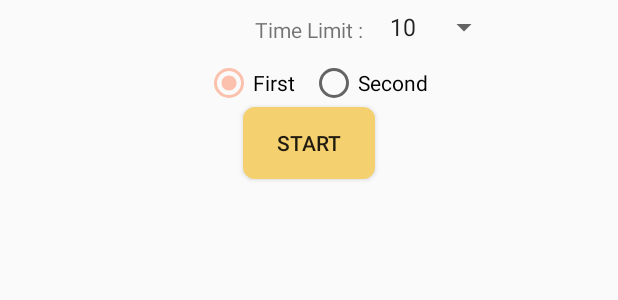
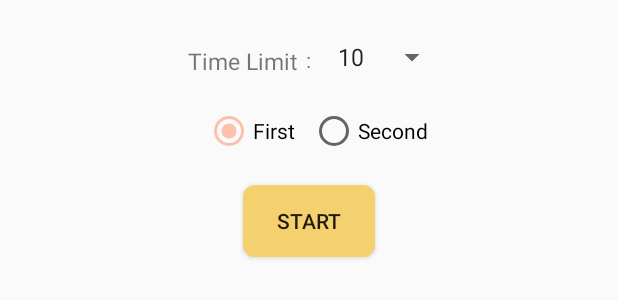
Before and after one commit to anthiny/TicTacToe, an Android app: the layout setting_dialog.xml on its own in the app's theme, with its tools: preview values and no code run, on a phone screen of 412 x 824 dp. Shown: the top 300 px of the screen. Run offline under Robolectric (Android 15) with nearby library versions, the phone set to English and light mode, and no system bars; Roboto replaces fonts that are not available here.

Commit message:
fix setting dialog & fix tiemr

```diff
--- a/app/src/main/AndroidManifest.xml
+++ b/app/src/main/AndroidManifest.xml
@@ -7,7 +7,7 @@
     <application
         android:allowBackup="true"
         android:icon="@mipmap/ic_launcher"
-        android:label="Tap TicTacToe"
+        android:label="@string/app_name"
         android:supportsRtl="true"
         android:theme="@style/AppTheme"
         android:name = ".ApplicationClass"
--- a/app/src/main/java/com/example/anthonykim/kim/View/StatusFragment.java
+++ b/app/src/main/java/com/example/anthonykim/kim/View/StatusFragment.java
@@ -52,7 +52,6 @@ public class StatusFragment extends Fragment implements TicTacToeContract.Publis
     @Override
     public View onCreateView(LayoutInflater inflater, ViewGroup container, Bundle savedInstanceState){
         View v = inflater.inflate(R.layout.status_fragment, container, false);
-
         ButterKnife.bind(this, v);
         return v;
     }
--- a/app/src/main/java/com/example/anthonykim/kim/View/TicTacToeActivity.java
+++ b/app/src/main/java/com/example/anthonykim/kim/View/TicTacToeActivity.java
@@ -38,20 +38,23 @@ public class TicTacToeActivity extends AppCompatActivity{
         }
         return super.onKeyDown(keyCode, event);
     }
-
+    /*
     @Override
     public void onUserLeaveHint(){
         Log.d("pause", "home button click");
         presenter.pauseTimer();
     }
+    */
 
     @Override
     public void onWindowFocusChanged(boolean hasFocus){
         super.onWindowFocusChanged(hasFocus);
         if (hasFocus){
+            Log.d("pause", "come back");
             presenter.restartTimer();
         }
         else{
+            Log.d("pause", "hide");
             presenter.pauseTimer();
         }
     }
--- a/app/src/main/res/layout/setting_dialog.xml
+++ b/app/src/main/res/layout/setting_dialog.xml
@@ -4,26 +4,43 @@
     android:layout_width="match_parent"
     android:layout_height="match_parent"
     android:layout_gravity="center">
-
+    <RelativeLayout
+        android:id="@+id/first"
+        android:layout_width="match_parent"
+        android:layout_height="wrap_content"
+        android:layout_marginTop="30dp"
+        android:layout_centerHorizontal="true"
+        >
+        <TextView
+            android:id="@+id/center"
+            android:layout_width="wrap_content"
+            android:layout_height="wrap_content"
+            android:text="@string/setting_dialog_center"
+            android:layout_marginLeft="5dp"
+            android:layout_marginStart="5dp"
+            android:layout_marginRight="10dp"
+            android:layout_marginEnd="10dp"
+            android:layout_centerHorizontal="true"
+            />
         <TextView
             android:id="@+id/spinnerText"
             android:layout_width="wrap_content"
             android:layout_height="wrap_content"
-        android:layout_centerHorizontal="true"
-        android:layout_marginTop="10dp"
-        android:layout_marginEnd="10dp"
-        android:layout_marginRight="10dp"
+            android:layout_toLeftOf="@+id/center"
+            android:layout_toStartOf="@+id/center"
+            android:textSize="15sp"
             android:text="@string/setting_dialog_spinnerTitle"
             />
         <Spinner
             android:id="@+id/limitTimeTable"
-        android:layout_marginTop="6dp"
-        android:layout_toEndOf="@id/spinnerText"
-        android:layout_toRightOf="@id/spinnerText"
             android:layout_width="wrap_content"
             android:layout_height="wrap_content"
+            android:layout_toRightOf="@+id/center"
+            android:layout_toEndOf="@+id/center"
+            android:layout_marginTop="-4dp"
             android:entries="@array/time_table"
             />
+    </RelativeLayout>
 
     <RadioGroup
         android:id="@+id/choose"
@@ -31,8 +48,8 @@
         android:layout_height="wrap_content"
         android:orientation="horizontal"
         android:layout_centerHorizontal="true"
-        android:layout_below="@+id/spinnerText"
-        android:layout_marginTop="10dp"
+        android:layout_below="@+id/first"
+        android:layout_marginTop="20dp"
         >
 
         <RadioButton
@@ -61,8 +78,9 @@
         android:layout_width="wrap_content"
         android:layout_height="wrap_content"
         android:layout_centerHorizontal="true"
+        android:layout_marginTop="20dp"
         android:text="@string/setting_dialog_startButton"
-        android:layout_marginBottom="10dp"
+        android:layout_marginBottom="30dp"
         />
 
 </RelativeLayout>
--- a/app/src/main/res/layout/status_fragment.xml
+++ b/app/src/main/res/layout/status_fragment.xml
@@ -20,7 +20,7 @@
         style="@style/Base.Widget.AppCompat.ProgressBar.Horizontal"
         android:progressDrawable="@drawable/custom_progress_bar"
         android:layout_below="@+id/guide_line"
-        android:layout_marginTop="20dp"
+        android:layout_marginTop="30dp"
         android:layout_width="250dp"
         android:progress="0"
         android:layout_height="wrap_content"
--- a/app/src/main/res/values/strings.xml
+++ b/app/src/main/res/values/strings.xml
@@ -1,11 +1,12 @@
 <resources>
-    <string name="app_name">Kim</string>
+    <string name="app_name">Tap TicTacToe</string>
     <string name="setting_dialog_title">Setting</string>
     <string name="setting_dialog_chooseFirst">Choose First or Second</string>
     <string name="setting_dialog_first">First</string>
     <string name="setting_dialog_second">Second</string>
     <string name="setting_dialog_selectTimeLimit">Select Time Limit</string>
-    <string name="setting_dialog_spinnerTitle">Time Limit : </string>
+    <string name="setting_dialog_spinnerTitle">Time Limit</string>
+    <string name="setting_dialog_center"> : </string>
     <string name="setting_dialog_startButton">Start</string>
     <string name="overlap_toast">Already Clicked</string>
     <string-array name="time_table">
--- a/app/src/main/res/values/styles.xml
+++ b/app/src/main/res/values/styles.xml
@@ -1,10 +1,10 @@
 <resources>
 
     <!-- Base application theme. -->
-    <style name="AppTheme" parent="Theme.AppCompat.Light.DarkActionBar">
+    <style name="AppTheme" parent="Theme.AppCompat.Light">
         <!-- Customize your theme here. -->
         <item name="colorPrimary">@color/colorCyanAzure</item>
-        <item name="colorPrimaryDark">@color/colorDark</item>
+        <item name="colorPrimaryDark">@color/colorWhite</item>
         <item name="colorAccent">@color/colorMelon</item>
     </style>
 
```
Also changed, not shown: app/src/main/java/com/example/anthonykim/kim/Model/GameTableModel.java (+0 -9 lines), app/src/main/java/com/example/anthonykim/kim/Presenter/TicTacToePresenter.java (+19 -20 lines). Lines whose indentation alone changed are shown as unchanged.
